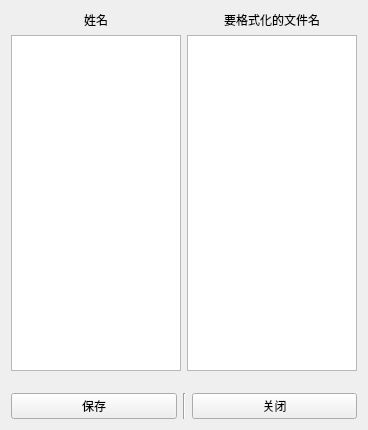
Alddp/XWAssistance, file UI/write_config_ui.ui: the form before one commit.
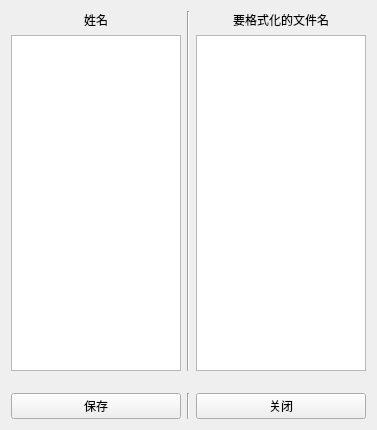
The form after the commit.

```diff
--- a/UI/write_config_ui.ui
+++ b/UI/write_config_ui.ui
@@ -6,21 +6,21 @@
    <rect>
     <x>0</x>
     <y>0</y>
-    <width>368</width>
+    <width>377</width>
     <height>430</height>
    </rect>
   </property>
   <property name="windowTitle">
    <string>Form</string>
   </property>
-  <layout class="QGridLayout" name="gridLayout">
-   <item row="0" column="0">
+  <layout class="QHBoxLayout" name="horizontalLayout_3">
+   <item>
     <layout class="QVBoxLayout" name="verticalLayout_3">
      <item>
       <layout class="QHBoxLayout" name="horizontalLayout">
        <item>
         <layout class="QVBoxLayout" name="verticalLayout">
-         <item alignment="Qt::AlignmentFlag::AlignHCenter">
+         <item>
           <widget class="QLabel" name="name_lb">
            <property name="text">
             <string>姓名</string>
@@ -42,9 +42,16 @@
          </item>
         </layout>
        </item>
+       <item>
+        <widget class="Line" name="line_2">
+         <property name="orientation">
+          <enum>Qt::Orientation::Vertical</enum>
+         </property>
+        </widget>
+       </item>
        <item>
         <layout class="QVBoxLayout" name="verticalLayout_2">
-         <item alignment="Qt::AlignmentFlag::AlignHCenter">
+         <item>
           <widget class="QLabel" name="f_name_lb">
            <property name="minimumSize">
             <size>
```
